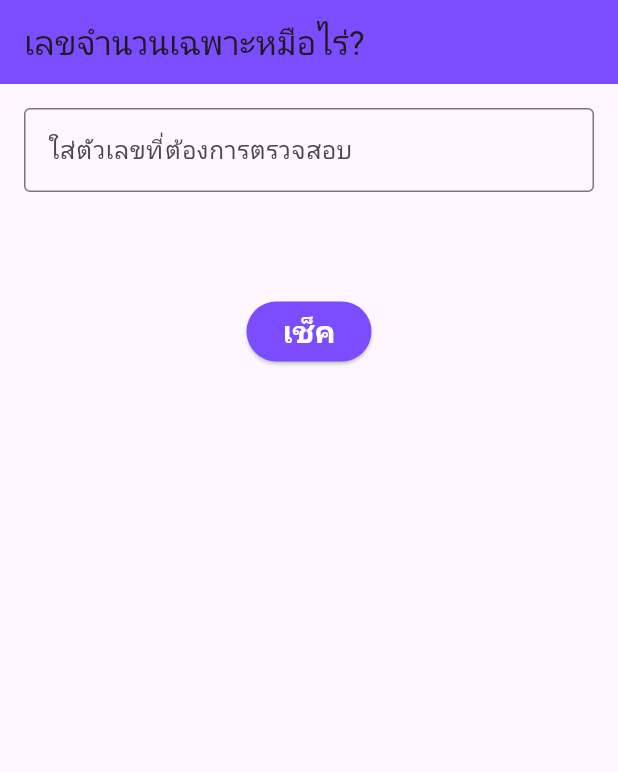
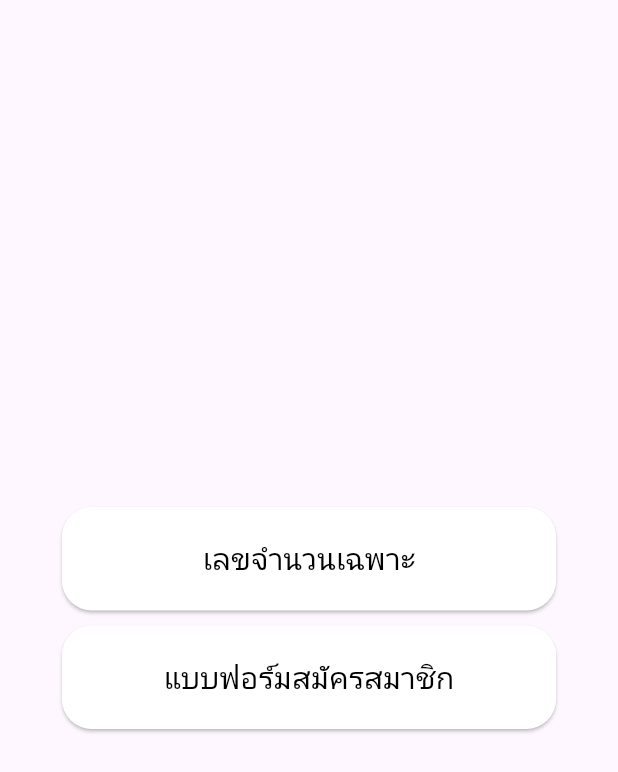
Before and after one commit to nutchapon22/prime_number, a Flutter app: the screen it shows after launch, on a phone screen of 412 x 824 dp. Shown: the top 772 px of the screen. Run offline on Flutter 3.47's test engine with Material 3 defaults, Android fonts, the phone set to English and light mode, and no system bars.

```diff
--- a/lib/main.dart
+++ b/lib/main.dart
@@ -1,5 +1,7 @@
 import 'package:flutter/material.dart';
 import 'package:test/prime.dart';
+import 'package:test/user_form.dart';
+import 'package:test/widget/my_button.dart';
 
 void main() {
   runApp(const MyApp());
@@ -31,7 +33,47 @@ class MyApp extends StatelessWidget {
         // tested with just a hot reload.
         colorScheme: ColorScheme.fromSeed(seedColor: Colors.deepPurple),
       ),
-      home: const PrimeNumber(Title: "เลขจำนวนเฉพาะหมือไร่?"),
+      home: const MenuSelect(),
     );
   }
 }
+
+class MenuSelect extends StatelessWidget {
+  const MenuSelect({super.key});
+
+  @override
+  Widget build(BuildContext context) {
+    return Scaffold(
+      body: Center(
+        child: Column(
+          mainAxisAlignment: MainAxisAlignment.center,
+          children: [
+            MyButton(
+              title: "เลขจำนวนเฉพาะ",
+              onClicked: () {
+                Navigator.push(
+                  context,
+                  MaterialPageRoute(builder: (context) => const PrimeNumber()),
+                );
+              },
+              textColor: Colors.black,
+              customColor: Colors.white,
+            ),
+            SizedBox(height: 10),
+            MyButton(
+              title: "แบบฟอร์มสมัครสมาชิก",
+              onClicked: () {
+                Navigator.push(
+                  context,
+                  MaterialPageRoute(builder: (context) => const UserForm()),
+                );
+              },
+              textColor: Colors.black,
+              customColor: Colors.white,
+            ),
+          ],
+        ),
+      ),
+    );
+  }
+}
--- a/lib/prime.dart
+++ b/lib/prime.dart
@@ -1,9 +1,9 @@
 import 'package:flutter/material.dart';
 
 class PrimeNumber extends StatefulWidget {
-  const PrimeNumber({super.key, required this.Title});
+  const PrimeNumber({super.key});
 
-  final String Title;
+  final String title = "เลขจำนวนเฉพาะหมอไร่";
   @override
   State<PrimeNumber> createState() => _PrimeNumberState();
 }
@@ -47,7 +47,7 @@ class _PrimeNumberState extends State<PrimeNumber> {
   Widget build(BuildContext context) {
     return Scaffold(
       appBar: AppBar(
-        title: Text(widget.Title),
+        title: Text(widget.title),
         backgroundColor: Colors.deepPurpleAccent,
       ),
       body: Container(
--- /dev/null
+++ b/lib/widget/my_button.dart
@@ -0,0 +1,38 @@
+import 'package:flutter/material.dart';
+
+class MyButton extends StatelessWidget {
+  const MyButton({
+    super.key,
+    required this.title,
+    this.onClicked,
+    required this.customColor,
+    required this.textColor,
+  });
+
+  final String title;
+  final Function()? onClicked;
+  final Color customColor;
+  final Color textColor;
+
+  @override
+  Widget build(BuildContext context) {
+    var screenSize = MediaQuery.of(context).size;
+    return SizedBox(
+      width: screenSize.width * 0.8,
+      child: ElevatedButton(
+        style: ElevatedButton.styleFrom(
+          backgroundColor: customColor,
+          shape: RoundedRectangleBorder(
+            borderRadius: BorderRadius.circular(20),
+          ),
+          padding: const EdgeInsets.symmetric(horizontal: 50, vertical: 20),
+        ),
+
+        onPressed: () {
+          onClicked!();
+        },
+        child: Text(title, style: TextStyle(color: textColor, fontSize: 20)),
+      ),
+    );
+  }
+}
```
Also changed, not shown: lib/user_form.dart (added, +95 -0 lines).
